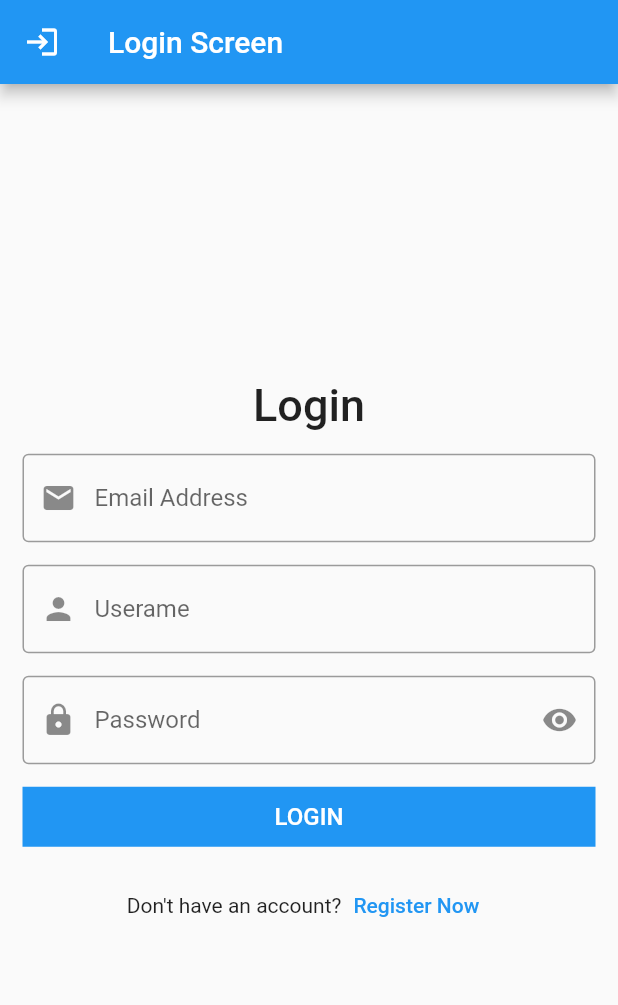
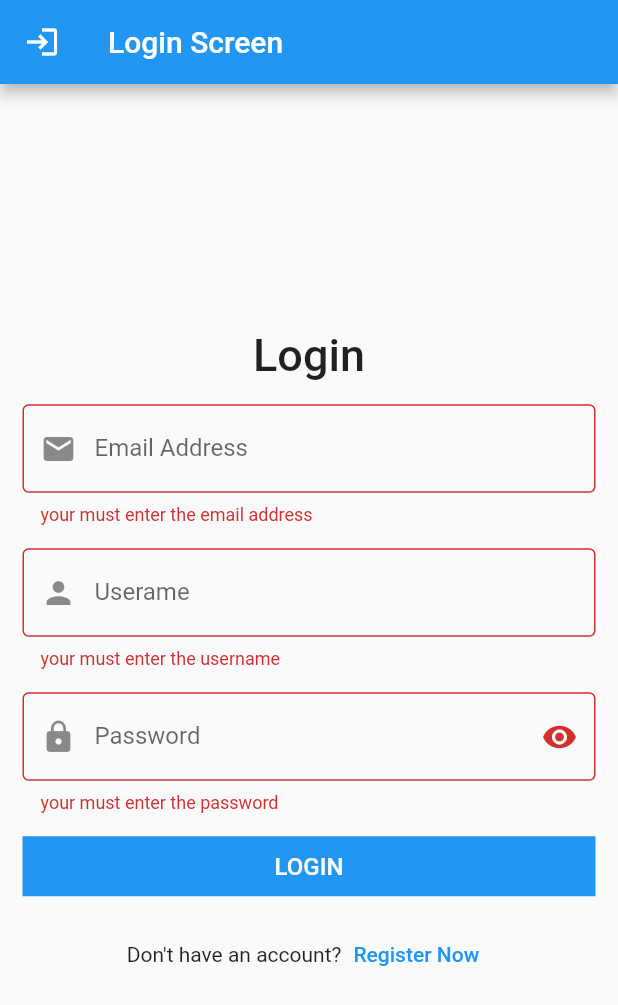
Before and after one commit to Suhaib200119/loginScreen_resuableComponents, a Flutter app: the screen it shows after launch, after a tap on "LOGIN", on a phone screen of 412 x 824 dp. Shown: the top 1005 px of the screen. Run offline on Flutter 3.47's test engine with Material 2 defaults, Android fonts, the phone set to English and light mode, and no system bars.

Commit message:
update _ adding Form Widget and adding Validator in TextFormField

```diff
--- a/lib/LoginScreen.dart
+++ b/lib/LoginScreen.dart
@@ -8,12 +8,14 @@ class LoginScreen extends StatefulWidget {
 }
 
 class _LoginScreenState extends State<LoginScreen> {
+  var keyForm=GlobalKey<FormState>();
+
   TextEditingController tec_email = new TextEditingController();
   TextEditingController tec_userName = new TextEditingController();
-
   TextEditingController tec_password = new TextEditingController();
 
   bool isvisible = true;
+
 
   @override
   Widget build(BuildContext context) {
@@ -27,6 +29,8 @@ class _LoginScreenState extends State<LoginScreen> {
         padding: const EdgeInsets.all(15.0),
         child: Center(
           child: SingleChildScrollView(
+            child: Form(
+              key:keyForm ,
               child: Column(
                 children: [
                   Text(
@@ -34,7 +38,6 @@ class _LoginScreenState extends State<LoginScreen> {
                     style: TextStyle(
                       fontSize: 30.0,
                       fontWeight: FontWeight.w500,
-                    // color: Colors.teal,
                     ),
                   ),
                   SizedBox(
@@ -42,18 +45,33 @@ class _LoginScreenState extends State<LoginScreen> {
                   ),
                   defualtTextFormField(
                       Text_editing_controller: tec_email,
-                    icon: Icons.email,
+                    prefix_icon: Icons.email,
                       text_input_type: TextInputType.emailAddress,
-                    label_text: "Email Address"
+                      label_text: "Email Address",
+                      FormValidator: (value){
+                        if(value.toString().isEmpty){
+                          return "your must enter the email address";
+                        }else{
+                          return null;
+                        }
+                      },
+
                   ),
                   SizedBox(
                     height: 15,
                   ),
                   defualtTextFormField(
                       Text_editing_controller: tec_userName,
-                    icon: Icons.person_sharp,
+                      prefix_icon: Icons.person_sharp,
                       text_input_type: TextInputType.name,
-                    label_text: "Userame"
+                      label_text: "Userame",
+                      FormValidator: (value){
+                        if(value.toString().isEmpty){
+                          return "your must enter the username";
+                        }else{
+                          return null;
+                        }
+                      }
                   ),
                   SizedBox(
                     height: 15,
@@ -67,11 +85,9 @@ class _LoginScreenState extends State<LoginScreen> {
                       prefixIcon: Icon(Icons.lock),
                       suffixIcon: IconButton(
                         onPressed: () {
-                        print("befor: ${isvisible}");
                           setState(() {
                             isvisible = !isvisible;
                           });
-                        print("after: ${isvisible}");
                         },
                         icon: isvisible == true
                             ? Icon(Icons.remove_red_eye)
@@ -79,6 +95,13 @@ class _LoginScreenState extends State<LoginScreen> {
                       ),
                       border: OutlineInputBorder(),
                     ),
+                      validator:(value){
+                        if(value.toString().isEmpty){
+                          return "your must enter the password";
+                        }else{
+                          return null;
+                        }
+                      }
                   ),
                   SizedBox(
                     height: 15,
@@ -86,6 +109,7 @@ class _LoginScreenState extends State<LoginScreen> {
                   defualtButton(
                       text: "login",
                       function: () {
+                        if(keyForm.currentState!.validate()){
                           String emailValue = tec_email.text;
                           String usernameValue = tec_userName.text;
                           String passwordValue = tec_password.text;
@@ -94,6 +118,7 @@ class _LoginScreenState extends State<LoginScreen> {
                                   "\nUsernameValue: ${usernameValue}"
                                   "\nPasswordValue: ${passwordValue} "
                           );
+                        }
                       }),
                   SizedBox(
                     height: 15,
@@ -109,6 +134,7 @@ class _LoginScreenState extends State<LoginScreen> {
                     ],
                   ),
                 ],
+              ),
             ),
           ),
         ),
--- a/lib/components.dart
+++ b/lib/components.dart
@@ -37,19 +37,30 @@ Widget defualtButton(
 Widget defualtTextFormField(
 {
   required TextEditingController Text_editing_controller,
-  required IconData icon,
+  required IconData prefix_icon,
   required TextInputType text_input_type,
   required String label_text,
+  required FormFieldValidator FormValidator,
+  VoidCallback? onSubmitted,
+  VoidCallback? onChange,
+
 }
     ){
   return TextFormField(
     keyboardType: text_input_type,
     controller: Text_editing_controller,
     decoration: InputDecoration(
-      prefixIcon: Icon(icon),
+      prefixIcon: Icon(prefix_icon),
       labelText: "$label_text",
       border: OutlineInputBorder(),
     ),
+    validator: FormValidator,
+    onFieldSubmitted: (value){
+      return onSubmitted!();
+    },
+    onChanged: (value){
+      return onChange!();
+    },
 
   );
 
```
Lines whose indentation alone changed are shown as unchanged.
